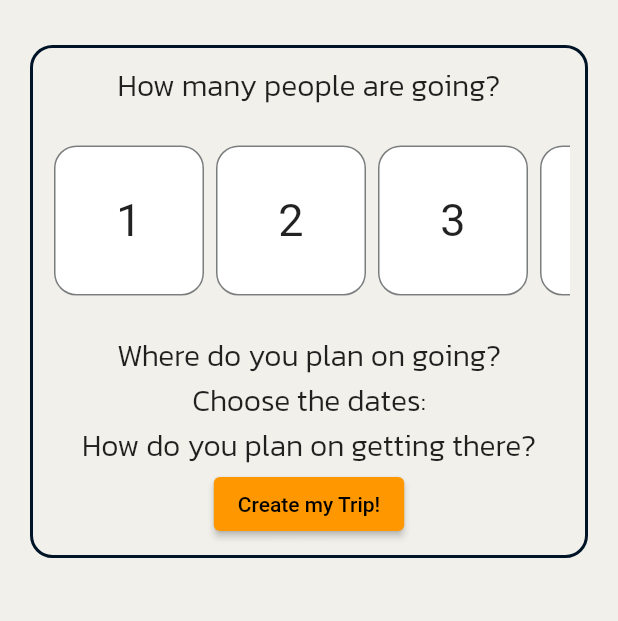
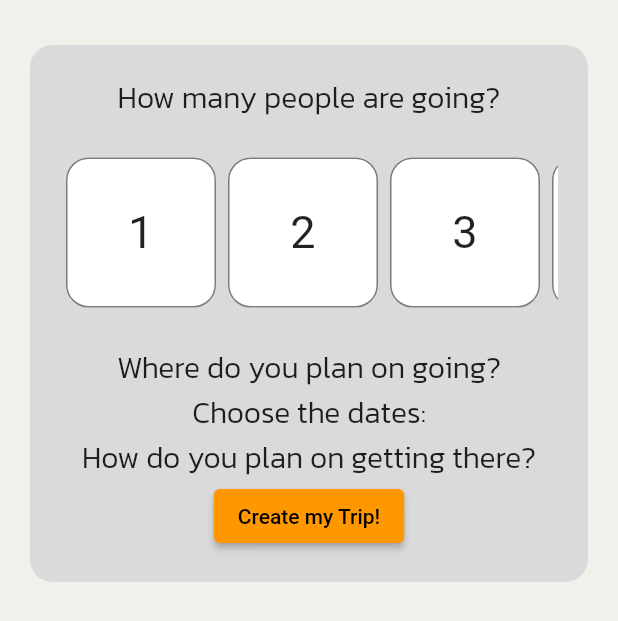
Before and after one commit to 911AstalusAdrian/thesis-project, a Flutter app: the CreateTripScreen screen opened directly, on a phone screen of 412 x 824 dp. Shown: the top 621 px of the screen. Run offline on Flutter 3.47's test engine with Material 2 defaults, Android fonts, the phone set to English and light mode, and no system bars; our stand-ins replace flutter_secure_storage; accounts and stored records are empty.

Commit message:
Fiddle around with colors

```diff
--- a/app/lib/screens/createTripScreen.dart
+++ b/app/lib/screens/createTripScreen.dart
@@ -21,11 +21,11 @@ class _CreateTripScreenState extends State<CreateTripScreen> {
             child: Center(
               child: Container(
                 decoration: BoxDecoration(
-                  border: Border.all(width: 2, color: myBlue),
-                  borderRadius: BorderRadius.all(Radius.circular(15.0))
+                  borderRadius: BorderRadius.all(Radius.circular(15.0)),
+                  color: const Color(0xFFDADADA)
                 ),
                 child: Padding(
-                  padding: const EdgeInsets.all(10.0),
+                  padding: const EdgeInsets.all(20.0),
                   child: Column(
                     children: [
                       const FancyText(text: "How many people are going?"),
```
